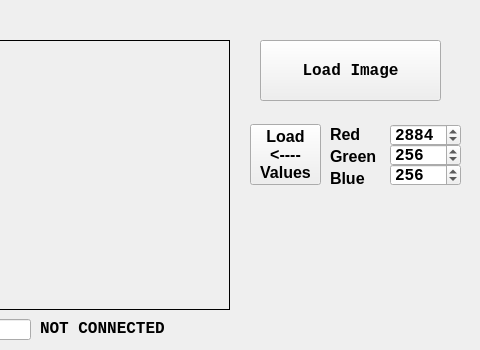
This is cpp-qt/DynamicFrameLoad/dialog.ui in aja-video/colorbox-demos as Qt 5 draws it before an edit; both pictures show x 260 to 740 and y 0 to 350 of the 740 by 350 pixel window. The edited form follows.
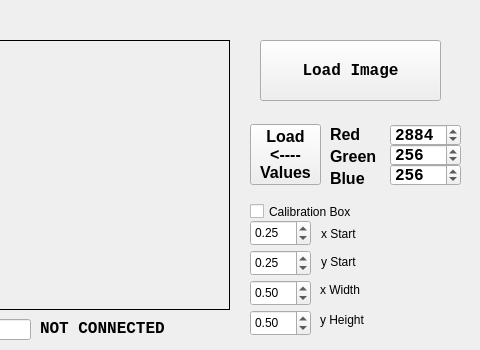
This is the edited form.

Commit message: update from ntv2 master, mainly calibration api

Diff of the .ui file:
```diff
--- a/cpp-qt/DynamicFrameLoad/dialog.ui
+++ b/cpp-qt/DynamicFrameLoad/dialog.ui
@@ -342,6 +342,147 @@
     <string>NOT CONNECTED</string>
    </property>
   </widget>
+  <widget class="QDoubleSpinBox" name="xStartSpinBox">
+   <property name="geometry">
+    <rect>
+     <x>510</x>
+     <y>220</y>
+     <width>61</width>
+     <height>26</height>
+    </rect>
+   </property>
+   <property name="maximum">
+    <double>1.000000000000000</double>
+   </property>
+   <property name="singleStep">
+    <double>0.010000000000000</double>
+   </property>
+   <property name="value">
+    <double>0.250000000000000</double>
+   </property>
+  </widget>
+  <widget class="QCheckBox" name="calibrationCheckBox">
+   <property name="geometry">
+    <rect>
+     <x>510</x>
+     <y>200</y>
+     <width>211</width>
+     <height>23</height>
+    </rect>
+   </property>
+   <property name="text">
+    <string>Calibration Box</string>
+   </property>
+  </widget>
+  <widget class="QDoubleSpinBox" name="yStartSpinBox">
+   <property name="geometry">
+    <rect>
+     <x>510</x>
+     <y>250</y>
+     <width>61</width>
+     <height>26</height>
+    </rect>
+   </property>
+   <property name="maximum">
+    <double>1.000000000000000</double>
+   </property>
+   <property name="singleStep">
+    <double>0.010000000000000</double>
+   </property>
+   <property name="value">
+    <double>0.250000000000000</double>
+   </property>
+  </widget>
+  <widget class="QDoubleSpinBox" name="xWidthSpinBox">
+   <property name="geometry">
+    <rect>
+     <x>510</x>
+     <y>280</y>
+     <width>61</width>
+     <height>26</height>
+    </rect>
+   </property>
+   <property name="maximum">
+    <double>1.000000000000000</double>
+   </property>
+   <property name="singleStep">
+    <double>0.010000000000000</double>
+   </property>
+   <property name="value">
+    <double>0.500000000000000</double>
+   </property>
+  </widget>
+  <widget class="QDoubleSpinBox" name="yHeightSpinBox">
+   <property name="geometry">
+    <rect>
+     <x>510</x>
+     <y>310</y>
+     <width>61</width>
+     <height>26</height>
+    </rect>
+   </property>
+   <property name="maximum">
+    <double>1.000000000000000</double>
+   </property>
+   <property name="singleStep">
+    <double>0.010000000000000</double>
+   </property>
+   <property name="value">
+    <double>0.500000000000000</double>
+   </property>
+  </widget>
+  <widget class="QLabel" name="label">
+   <property name="geometry">
+    <rect>
+     <x>581</x>
+     <y>225</y>
+     <width>67</width>
+     <height>17</height>
+    </rect>
+   </property>
+   <property name="text">
+    <string>x Start</string>
+   </property>
+  </widget>
+  <widget class="QLabel" name="label_2">
+   <property name="geometry">
+    <rect>
+     <x>581</x>
+     <y>253</y>
+     <width>67</width>
+     <height>17</height>
+    </rect>
+   </property>
+   <property name="text">
+    <string>y Start</string>
+   </property>
+  </widget>
+  <widget class="QLabel" name="label_3">
+   <property name="geometry">
+    <rect>
+     <x>580</x>
+     <y>281</y>
+     <width>67</width>
+     <height>17</height>
+    </rect>
+   </property>
+   <property name="text">
+    <string>x Width</string>
+   </property>
+  </widget>
+  <widget class="QLabel" name="label_8">
+   <property name="geometry">
+    <rect>
+     <x>580</x>
+     <y>311</y>
+     <width>67</width>
+     <height>17</height>
+    </rect>
+   </property>
+   <property name="text">
+    <string>y Height</string>
+   </property>
+  </widget>
  </widget>
  <resources/>
  <connections/>
```
Left out of the diff: 13 changed lines with no effect on the pictures. The commit also changes 20 other files.
